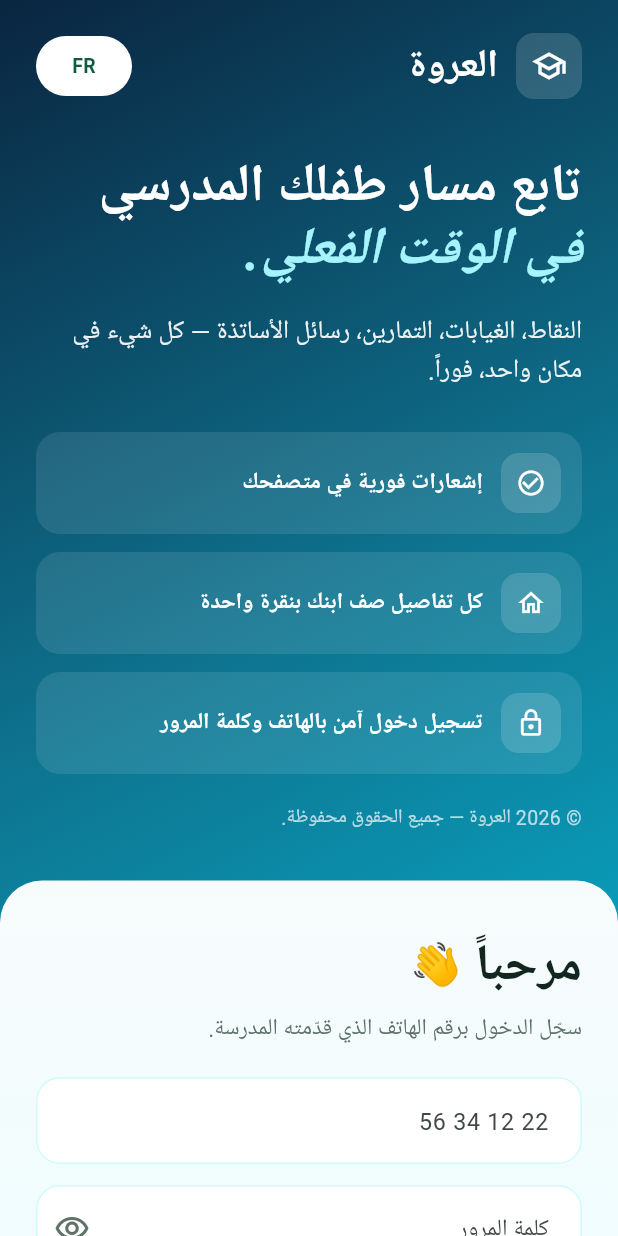
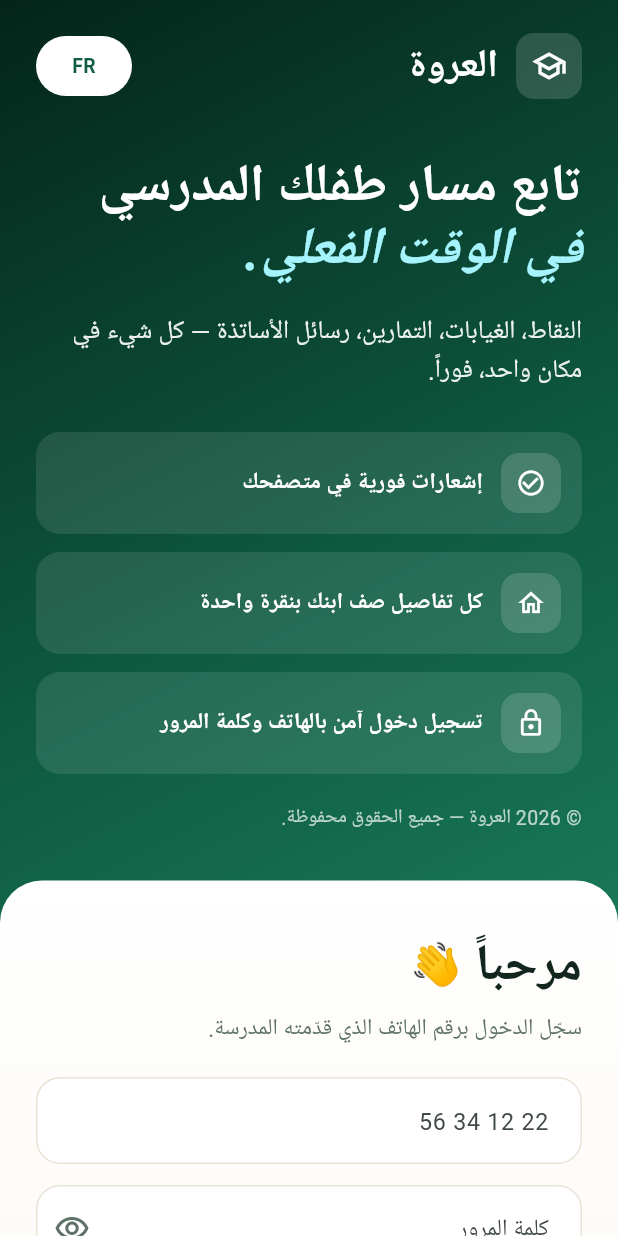
Before and after one commit to 25038-ux/ourwa, a Flutter app: the screen it shows after launch, after a tap on "العربية", on a phone screen of 412 x 824 dp. Run offline on Flutter 3.47's test engine with Material 3 defaults, Android fonts, the phone set to English and light mode, and no system bars; our stand-ins replace firebase_core, firebase_messaging, flutter_local_notifications, flutter_secure_storage, open_filex, pdf and 3 more; missing offline and left inert: dart:js_interop, workmanager; accounts and stored records are empty; Roboto replaces fonts that are missing (Fraunces).

Commit message:
Application : l'écran de connexion et les notifications passent aux couleurs « Jardin »
Les dernières teintes cyan codées en dur (dégradé de connexion, champs,
pastille de moyenne, accent des notifications Android).

Co-Authored-By: Claude Opus 5.5 <noreply@anthropic.com>
Claude-Session: https://claude.ai/code/session_01KSKSuxfdUz7BDVCzXodqTM

```diff
--- a/plateforme/apps/mobile/lib/src/arriere_plan.dart
+++ b/plateforme/apps/mobile/lib/src/arriere_plan.dart
@@ -188,7 +188,7 @@ class ArrierePlan {
           styleInformation: BigTextStyleInformation(corps),
           sound: const RawResourceAndroidNotificationSound('elourwa_notif'),
           vibrationPattern: Int64List.fromList(const [0, 250, 120, 250]),
-          color: const Color(0xFF0891B2),
+          color: const Color(0xFF157252),
           icon: 'ic_notification',
         ),
       ),
--- a/plateforme/apps/mobile/lib/src/change_password_screen.dart
+++ b/plateforme/apps/mobile/lib/src/change_password_screen.dart
@@ -108,7 +108,7 @@ class _ChangePasswordScreenState extends State<ChangePasswordScreen> {
             padding: const EdgeInsets.all(14),
             margin: const EdgeInsets.only(bottom: 18),
             decoration: BoxDecoration(
-              color: const Color(0xFFECFEFF),
+              color: const Color(0xFFEEF8F3),
               border: Border.all(color: Ocean.c200),
               borderRadius: BorderRadius.circular(16),
             ),
--- a/plateforme/apps/mobile/lib/src/login_screen.dart
+++ b/plateforme/apps/mobile/lib/src/login_screen.dart
@@ -97,7 +97,7 @@ class _LoginScreenState extends State<LoginScreen> {
       body: Stack(
         children: [
           // ── The hero, its gradient ────────────────────────────────────────
-          // `linear-gradient(135deg, #0a2540 0%, #0e7490 50%, #06b6d4 100%)`
+          // « Jardin » (04/10/2026) : l'émeraude profonde vers l'émeraude claire.
           const Positioned.fill(
             child: DecoratedBox(
               decoration: BoxDecoration(
@@ -105,9 +105,9 @@ class _LoginScreenState extends State<LoginScreen> {
                   begin: Alignment.topLeft,
                   end: Alignment.bottomRight,
                   colors: [
-                    Color(0xFF0A2540),
-                    Color(0xFF0E7490),
-                    Color(0xFF06B6D4)
+                    Color(0xFF04241A),
+                    Color(0xFF0F5C43),
+                    Color(0xFF1F8A65)
                   ],
                   stops: [0, 0.5, 1],
                 ),
@@ -343,7 +343,7 @@ class _Card extends StatelessWidget {
         gradient: LinearGradient(
           begin: Alignment.topCenter,
           end: Alignment.bottomCenter,
-          colors: [Color(0xFFF7FBFC), Color(0xFFECFEFF)],
+          colors: [Color(0xFFFFFFFF), Color(0xFFFBF8F1)],
         ),
         borderRadius: BorderRadius.vertical(top: Radius.circular(28)),
       ),
@@ -490,11 +490,11 @@ class _Card extends StatelessWidget {
             const EdgeInsets.symmetric(horizontal: 18, vertical: 18),
         border: OutlineInputBorder(
           borderRadius: BorderRadius.circular(16),
-          borderSide: const BorderSide(color: Color(0xFFCFFAFE)),
+          borderSide: const BorderSide(color: Color(0xFFE9E3D5)),
         ),
         enabledBorder: OutlineInputBorder(
           borderRadius: BorderRadius.circular(16),
-          borderSide: const BorderSide(color: Color(0xFFCFFAFE)),
+          borderSide: const BorderSide(color: Color(0xFFE9E3D5)),
         ),
         focusedBorder: OutlineInputBorder(
           borderRadius: BorderRadius.circular(16),
--- a/plateforme/apps/mobile/lib/src/tabs/resultats_tab.dart
+++ b/plateforme/apps/mobile/lib/src/tabs/resultats_tab.dart
@@ -174,7 +174,7 @@ class _GradeRow extends StatelessWidget {
     final (bg, fg) = onTwenty >= 14
         ? (const Color(0x2610B981), const Color(0xFF047857))
         : onTwenty >= 10
-            ? (const Color(0x2606B6D4), const Color(0xFF0E7490))
+            ? (const Color(0x261F8A65), const Color(0xFF0F5C43))
             : (const Color(0x26EF4444), const Color(0xFFB91C1C));
 
     final kind = '${row['kind']}' == 'exam' ? t('examen', lang) : t('devoir', lang);
```
Also changed, not shown: 1 other file.
